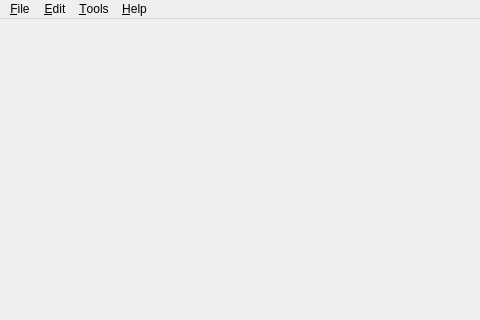
Above: src/gui/herpapp.ui from GekkoFyre/HerpLog before the change; both pictures show x 0 to 480 and y 0 to 320 of the 800 by 600 pixel window. Below: the same form after it.
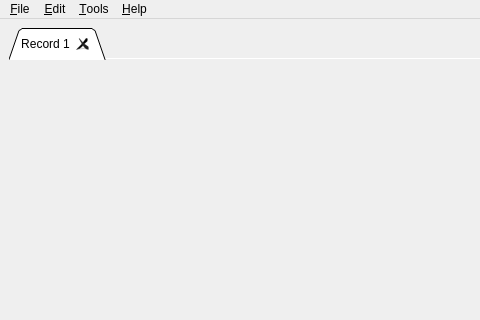
That is the form after the change.

Commit message: * Made some progress primarily on 'herpapp.ui/cpp/hpp'.

The edit to the form file:
```diff
--- a/src/gui/herpapp.ui
+++ b/src/gui/herpapp.ui
@@ -19,7 +19,34 @@
   <property name="windowTitle">
    <string>HerpLog</string>
   </property>
-  <widget class="QWidget" name="centralwidget"/>
+  <widget class="QWidget" name="centralwidget">
+   <layout class="QVBoxLayout" name="verticalLayout">
+    <item>
+     <widget class="QTabWidget" name="db_tabWidget">
+      <property name="tabShape">
+       <enum>QTabWidget::Triangular</enum>
+      </property>
+      <property name="currentIndex">
+       <number>0</number>
+      </property>
+      <property name="documentMode">
+       <bool>true</bool>
+      </property>
+      <property name="tabsClosable">
+       <bool>true</bool>
+      </property>
+      <property name="movable">
+       <bool>true</bool>
+      </property>
+      <widget class="QWidget" name="record">
+       <attribute name="title">
+        <string>Record 1</string>
+       </attribute>
+      </widget>
+     </widget>
+    </item>
+   </layout>
+  </widget>
   <widget class="QMenuBar" name="menubar">
    <property name="geometry">
     <rect>
```
Left out of the diff: 42 changed lines with no effect on the pictures. The commit also changes 5 other files.
